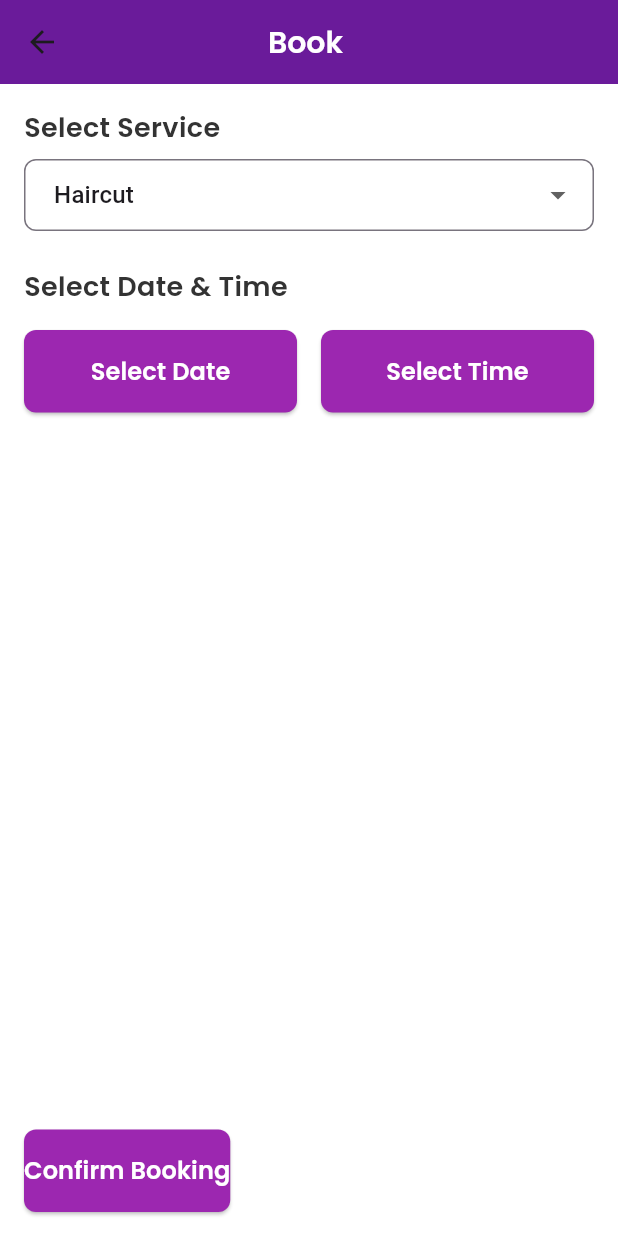
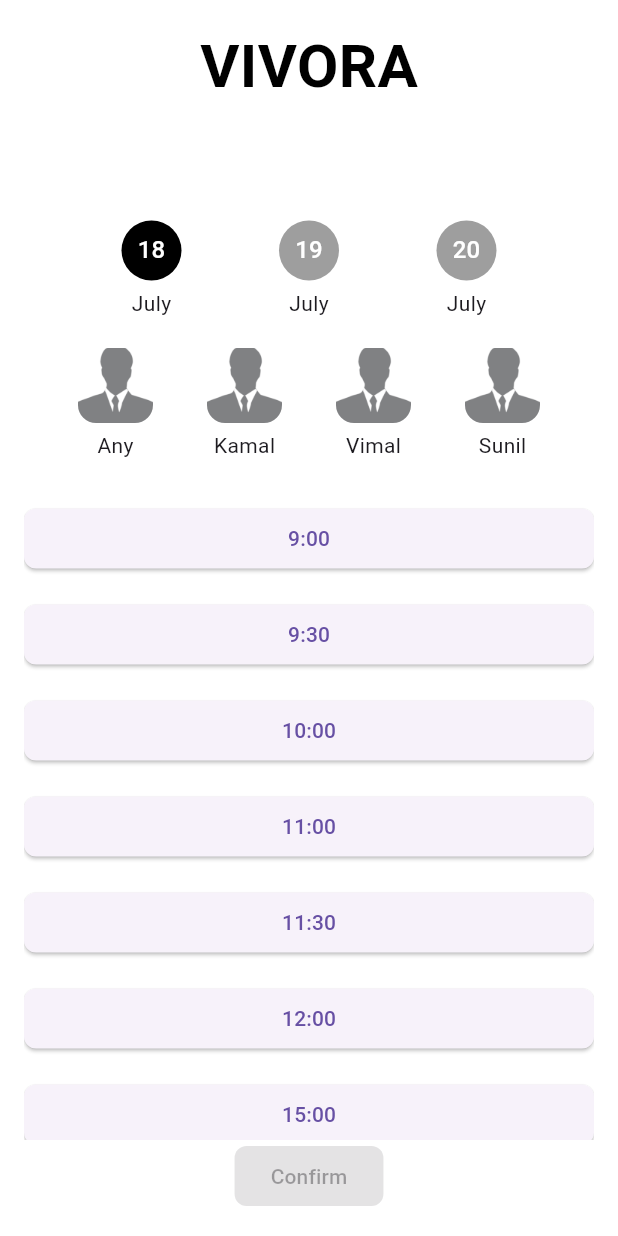
Before and after one commit to jayasinghesasmitha/Vivora-Mobile-app, a Flutter app: the BookingScreen screen opened directly, on a phone screen of 412 x 824 dp. Run offline on Flutter 3.47's test engine with Material 3 defaults, Android fonts, the phone set to English and light mode, and no system bars; our stand-ins replace cloud_firestore, firebase_auth, firebase_core, flutter_dotenv, flutter_map, geolocator and 2 more; accounts and stored records are empty.

Commit message:
Update booking_screen.dart

```diff
--- a/book_my_saloon/lib/screens/booking_screen.dart
+++ b/book_my_saloon/lib/screens/booking_screen.dart
@@ -1,9 +1,5 @@
 import 'package:flutter/material.dart';
-import 'package:intl/intl.dart';
-import 'package:book_my_saloon/utils/colors.dart';
-import 'package:book_my_saloon/utils/styles.dart';
-import 'package:book_my_saloon/widgets/custom_button.dart';
-import 'package:book_my_saloon/screens/booking_confirmation_screen.dart';
+import 'package:book_my_saloon/screens/auth/login_screen.dart'; // Import the login screen
 
 class BookingScreen extends StatefulWidget {
   final String saloonName;
@@ -15,139 +11,192 @@ class BookingScreen extends StatefulWidget {
 }
 
 class _BookingScreenState extends State<BookingScreen> {
-  DateTime? _selectedDate;
-  TimeOfDay? _selectedTime;
-  String _selectedService = 'Haircut';
-  final List<String> _services = [
-    'Haircut',
-    'Shave',
-    'Hair Color',
-    'Facial',
-    'Massage'
-  ];
+  String selectedEmployee = 'Any';
+  String selectedDate = '18';
+  List<String> selectedTimeSlots = [];
+  bool isConfirmed = false;
 
-  Future<void> _selectDate(BuildContext context) async {
-    final DateTime? picked = await showDatePicker(
-      context: context,
-      initialDate: DateTime.now(),
-      firstDate: DateTime.now(),
-      lastDate: DateTime.now().add(const Duration(days: 30)),
-    );
-    if (picked != null && picked != _selectedDate) {
-      setState(() {
-        _selectedDate = picked;
-      });
-    }
-  }
-
-  Future<void> _selectTime(BuildContext context) async {
-    final TimeOfDay? picked = await showTimePicker(
-      context: context,
-      initialTime: TimeOfDay.now(),
-    );
-    if (picked != null && picked != _selectedTime) {
-      setState(() {
-        _selectedTime = picked;
-      });
-    }
-  }
-
-  void _confirmBooking() {
-    if (_selectedDate == null || _selectedTime == null) {
-      ScaffoldMessenger.of(context).showSnackBar(
-        const SnackBar(content: Text('Please select date and time')),
-      );
-      return;
-    }
-
-    Navigator.push(
-      context,
-      MaterialPageRoute(
-        builder: (context) => BookingConfirmationScreen(
-          saloonName: widget.saloonName,
-          service: _selectedService,
-          date: _selectedDate!,
-          time: _selectedTime!,
-        ),
-      ),
-    );
-  }
+  // Employee data with their available time slots per date
+  final Map<String, Map<String, List<String>>> employeeSlots = {
+    'Kamal': {
+      '18': ['9:00', '9:30', '10:00'],
+      '19': ['9:00', '9:30', '10:00'],
+      '20': ['9:00', '9:30', '10:00'],
+    },
+    'Vimal': {
+      '18': ['11:00', '11:30', '12:00'],
+      '19': ['11:00', '11:30', '12:00'],
+      '20': ['11:00', '11:30', '12:00'],
+    },
+    'Sunil': {
+      '18': ['15:00', '16:00'],
+      '19': ['15:00', '16:00'],
+      '20': ['15:00'], // Removed 16:00 slot for 20th
+    },
+  };
 
   @override
   Widget build(BuildContext context) {
+    List<String> availableSlots = [];
+    if (selectedEmployee == 'Any') {
+      employeeSlots.forEach((_, dateSlots) {
+        availableSlots.addAll(dateSlots[selectedDate] ?? []);
+      });
+    } else {
+      availableSlots = employeeSlots[selectedEmployee]?[selectedDate] ?? [];
+    }
+
     return Scaffold(
-      appBar: AppBar(
-        title: Text('Book ${widget.saloonName}', style: AppStyles.appBarStyle),
-        backgroundColor: AppColors.primaryColor,
-      ),
       body: Padding(
         padding: const EdgeInsets.all(16.0),
         child: Column(
-          crossAxisAlignment: CrossAxisAlignment.start,
+          crossAxisAlignment: CrossAxisAlignment.center,
           children: [
+            // VIVORA Logo
             Text(
-              'Select Service',
-              style: AppStyles.sectionHeadingStyle,
+              'VIVORA',
+              style: TextStyle(
+                fontSize: 40,
+                fontWeight: FontWeight.bold,
+                color: Colors.black,
+                // Using a similar font (replace with actual font if available)
+                fontFamily: 'Roboto', // Placeholder font, adjust as needed
               ),
-            const SizedBox(height: 8),
-            DropdownButtonFormField<String>(
-              value: _selectedService,
-              items: _services.map((String service) {
-                return DropdownMenuItem<String>(
-                  value: service,
-                  child: Text(service),
-                );
-              }).toList(),
-              onChanged: (String? newValue) {
+            ),
+            SizedBox(height: 20),
+            // Saloon Name
+            Text(
+              widget.saloonName,
+              style: TextStyle(fontSize: 24, fontWeight: FontWeight.bold),
+            ),
+            SizedBox(height: 20),
+            // Date Selection
+            Row(
+              mainAxisAlignment: MainAxisAlignment.spaceEvenly,
+              children: [
+                _buildDateButton('18'),
+                _buildDateButton('19'),
+                _buildDateButton('20'),
+              ],
+            ),
+            SizedBox(height: 20),
+            // Employee Selection
+            Row(
+              mainAxisAlignment: MainAxisAlignment.spaceEvenly,
+              children: [
+                _buildEmployeeButton('Any'),
+                _buildEmployeeButton('Kamal'),
+                _buildEmployeeButton('Vimal'),
+                _buildEmployeeButton('Sunil'),
+              ],
+            ),
+            SizedBox(height: 20),
+            // Time Slots
+            Expanded(
+              child: ListView.builder(
+                itemCount: availableSlots.length,
+                itemBuilder: (context, index) {
+                  return Padding(
+                    padding: const EdgeInsets.symmetric(vertical: 8.0),
+                    child: ElevatedButton(
+                      onPressed: () {
                         setState(() {
-                  _selectedService = newValue!;
+                          if (selectedTimeSlots.contains(availableSlots[index])) {
+                            selectedTimeSlots.remove(availableSlots[index]);
+                          } else {
+                            selectedTimeSlots.add(availableSlots[index]);
+                          }
                         });
                       },
-              decoration: InputDecoration(
-                border: OutlineInputBorder(
+                      style: ElevatedButton.styleFrom(
+                        backgroundColor: selectedTimeSlots.contains(availableSlots[index])
+                            ? Colors.grey
+                            : null,
+                        shape: RoundedRectangleBorder(
                           borderRadius: BorderRadius.circular(8),
                         ),
-                contentPadding: const EdgeInsets.symmetric(
-                  horizontal: 16,
-                  vertical: 12,
+                      ),
+                      child: Text(availableSlots[index]),
+                    ),
+                  );
+                },
               ),
             ),
-            ),
-            const SizedBox(height: 24),
-            Text(
-              'Select Date & Time',
-              style: AppStyles.sectionHeadingStyle,
-            ),
-            const SizedBox(height: 16),
-            Row(
-              children: [
-                Expanded(
-                  child: CustomButton(
-                    text: _selectedDate == null
-                        ? 'Select Date'
-                        : DateFormat('MMM dd, yyyy').format(_selectedDate!),
-                    onPressed: () => _selectDate(context),
+            // Confirm Button
+            ElevatedButton(
+              onPressed: selectedTimeSlots.isNotEmpty && !isConfirmed
+                  ? () {
+                      setState(() {
+                        isConfirmed = true;
+                      });
+                      Navigator.push(
+                        context,
+                        MaterialPageRoute(builder: (context) => LoginScreen()),
+                      );
+                    }
+                  : null,
+              style: ElevatedButton.styleFrom(
+                backgroundColor: Colors.black,
+                shape: RoundedRectangleBorder(
+                  borderRadius: BorderRadius.circular(8),
                 ),
               ),
-                const SizedBox(width: 16),
-                Expanded(
-                  child: CustomButton(
-                    text: _selectedTime == null
-                        ? 'Select Time'
-                        : _selectedTime!.format(context),
-                    onPressed: () => _selectTime(context),
-                  ),
-                ),
-              ],
-            ),
-            const Spacer(),
-            CustomButton(
-              text: 'Confirm Booking',
-              onPressed: _confirmBooking,
+              child: Text('Confirm'),
             ),
           ],
         ),
       ),
     );
   }
+
+  Widget _buildDateButton(String date) {
+    return GestureDetector(
+      onTap: () {
+        setState(() {
+          selectedDate = date;
+          selectedTimeSlots.clear();
+        });
+      },
+      child: Column(
+        children: [
+          CircleAvatar(
+            radius: 20,
+            backgroundColor: selectedDate == date ? Colors.black : Colors.grey,
+            child: Text(
+              date,
+              style: TextStyle(color: Colors.white),
+            ),
+          ),
+          SizedBox(height: 5),
+          Text('July'),
+        ],
+      ),
+    );
   }
+
+  Widget _buildEmployeeButton(String name) {
+    return GestureDetector(
+      onTap: () {
+        setState(() {
+          selectedEmployee = name;
+          selectedTimeSlots.clear();
+        });
+      },
+      child: Column(
+        children: [
+          ClipRRect(
+            borderRadius: BorderRadius.circular(12),
+            child: Image.asset(
+              'images/placeholder.png',
+              fit: BoxFit.cover,
+              width: 50,
+              height: 50,
+            ),
+          ),
+          SizedBox(height: 5),
+          Text(name),
+        ],
+      ),
+    );
+  }
+}
```
Lines whose indentation alone changed are shown as unchanged.
